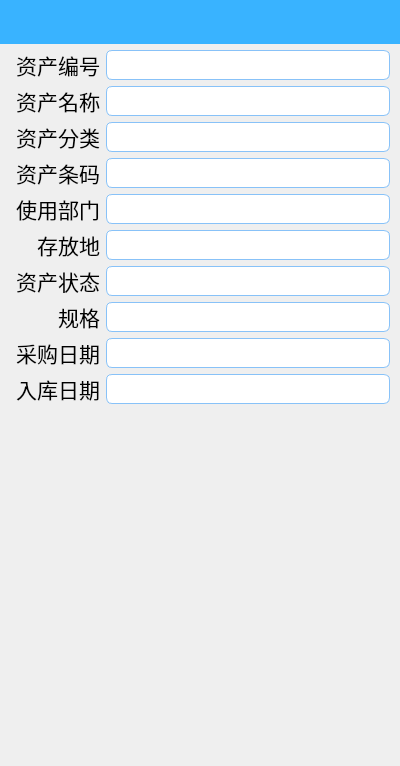
Qt form pages/AssetInfo.ui (wps139hf/app) before a commit.
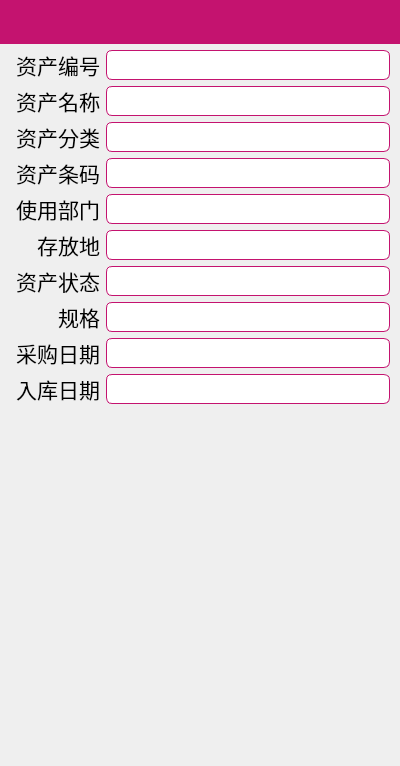
The same form after that commit. Custom widgets are drawn as their Qt base class.

Patch:
```diff
--- a/pages/AssetInfo.ui
+++ b/pages/AssetInfo.ui
@@ -41,7 +41,7 @@
       </size>
      </property>
      <property name="styleSheet">
-      <string notr="true">background-color: rgb(57, 179, 255);</string>
+      <string notr="true">background-color: rgb(196, 19, 111);</string>
      </property>
     </widget>
    </item>
@@ -93,7 +93,7 @@
        </property>
        <property name="styleSheet">
         <string notr="true">QLabel{
-	border:1px solid rgb(136, 194, 248);
+	border:1px solid rgb(196, 19, 111);
 	border-radius: 6px;
 	background-color: rgb(255,255,255);
 }</string>
@@ -140,7 +140,7 @@
        </property>
        <property name="styleSheet">
         <string notr="true">QLabel{
-	border:1px solid rgb(136, 194, 248);
+	border:1px solid rgb(196, 19, 111);
 	border-radius: 6px;
 	background-color: rgb(255,255,255);
 }</string>
@@ -187,7 +187,7 @@
        </property>
        <property name="styleSheet">
         <string notr="true">QLabel{
-	border:1px solid rgb(136, 194, 248);
+	border:1px solid rgb(196, 19, 111);
 	border-radius: 6px;
 	background-color: rgb(255,255,255);
 }</string>
@@ -234,7 +234,7 @@
        </property>
        <property name="styleSheet">
         <string notr="true">QLabel{
-	border:1px solid rgb(136, 194, 248);
+	border:1px solid rgb(196, 19, 111);
 	border-radius: 6px;
 	background-color: rgb(255,255,255);
 }</string>
@@ -281,7 +281,7 @@
        </property>
        <property name="styleSheet">
         <string notr="true">QLabel{
-	border:1px solid rgb(136, 194, 248);
+	border:1px solid rgb(196, 19, 111);
 	border-radius: 6px;
 	background-color: rgb(255,255,255);
 }</string>
@@ -328,7 +328,7 @@
        </property>
        <property name="styleSheet">
         <string notr="true">QLabel{
-	border:1px solid rgb(136, 194, 248);
+	border:1px solid rgb(196, 19, 111);
 	border-radius: 6px;
 	background-color: rgb(255,255,255);
 }</string>
@@ -375,7 +375,7 @@
        </property>
        <property name="styleSheet">
         <string notr="true">QLabel{
-	border:1px solid rgb(136, 194, 248);
+	border:1px solid rgb(196, 19, 111);
 	border-radius: 6px;
 	background-color: rgb(255,255,255);
 }</string>
@@ -422,7 +422,7 @@
        </property>
        <property name="styleSheet">
         <string notr="true">QLabel{
-	border:1px solid rgb(136, 194, 248);
+	border:1px solid rgb(196, 19, 111);
 	border-radius: 6px;
 	background-color: rgb(255,255,255);
 }</string>
@@ -469,7 +469,7 @@
        </property>
        <property name="styleSheet">
         <string notr="true">QLabel{
-	border:1px solid rgb(136, 194, 248);
+	border:1px solid rgb(196, 19, 111);
 	border-radius: 6px;
 	background-color: rgb(255,255,255);
 }</string>
@@ -516,7 +516,7 @@
        </property>
        <property name="styleSheet">
         <string notr="true">QLabel{
-	border:1px solid rgb(136, 194, 248);
+	border:1px solid rgb(196, 19, 111);
 	border-radius: 6px;
 	background-color: rgb(255,255,255);
 }</string>
```
